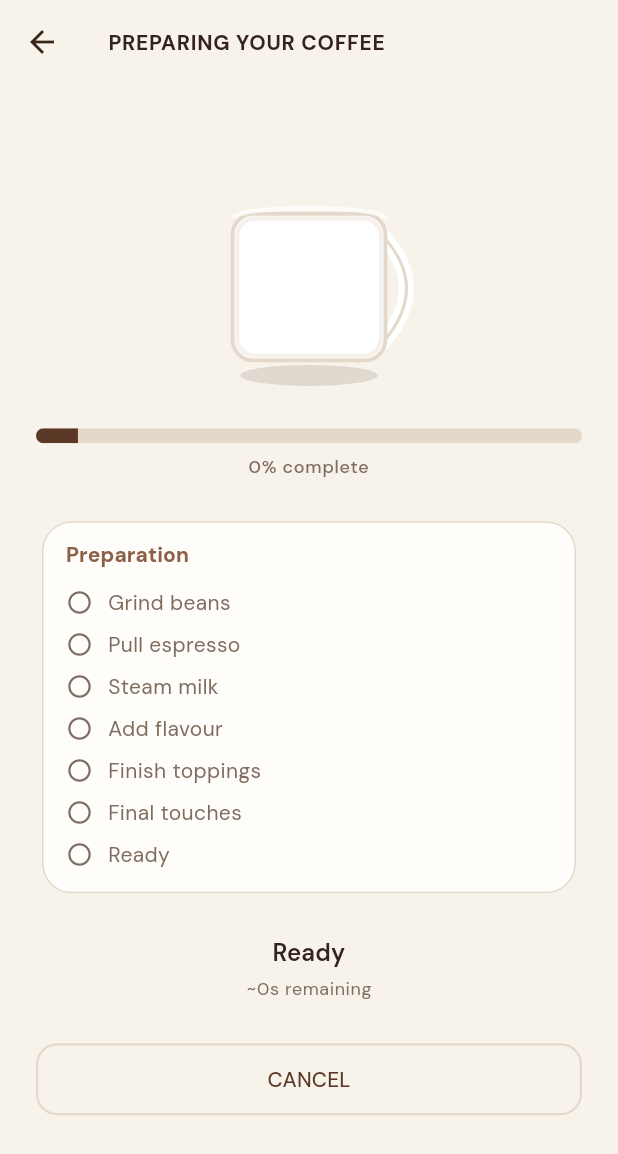
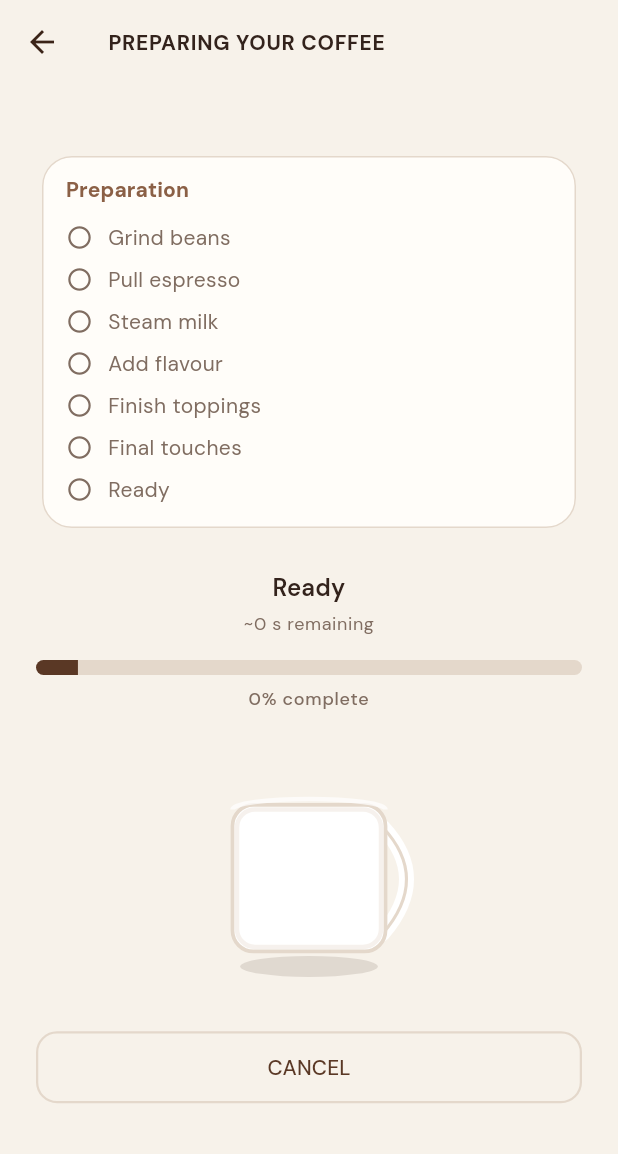
Before and after one commit to atirek-pothiwala/brew-coffee, a Flutter app: the CoffeeMachineScreen screen opened directly with empty values, on a phone screen of 412 x 824 dp. Shown: the top 1154 px of the screen. Run offline on Flutter 3.47's test engine with Material 3 defaults, Android fonts, the phone set to English and light mode, and no system bars; our stand-ins replace equatable, flutter_bloc, go_router, google_fonts, shared_preferences; accounts and stored records are empty.

Commit message:
Move preparation progress status above coffee mug

```diff
--- a/lib/features/coffee_machine/coffee_machine_screen.dart
+++ b/lib/features/coffee_machine/coffee_machine_screen.dart
@@ -43,21 +43,7 @@ class _CoffeeMachineScreenState extends State<CoffeeMachineScreen> {
                   cupVisual: state.cupVisual,
                   progress: state.progress,
                   phase: state.phase,
-                ),
-                const SizedBox(height: 24),
-                Text(
-                  state.phase.operationLabel,
-                  style: Theme.of(context).textTheme.titleMedium?.copyWith(
-                        fontWeight: FontWeight.w600,
-                      ),
-                  textAlign: TextAlign.center,
-                ),
-                const SizedBox(height: 4),
-                Text(
-                  '~${state.estimatedSecondsRemaining}s remaining',
-                  style: Theme.of(context).textTheme.bodySmall?.copyWith(
-                        color: AppColors.secondaryText,
-                      ),
+                  estimatedSecondsRemaining: state.estimatedSecondsRemaining,
                 ),
                 const SizedBox(height: 28),
                 if (state.phase == CoffeeMachinePhase.completed)
--- a/lib/features/coffee_machine/widgets/brew_preparation_view.dart
+++ b/lib/features/coffee_machine/widgets/brew_preparation_view.dart
@@ -13,12 +13,14 @@ class BrewPreparationView extends StatelessWidget {
     required this.cupVisual,
     required this.progress,
     required this.phase,
+    required this.estimatedSecondsRemaining,
   });
 
   final CoffeeCustomization? customization;
   final CupVisualState cupVisual;
   final double progress;
   final CoffeeMachinePhase phase;
+  final int estimatedSecondsRemaining;
 
   static const _steps = [
     CoffeeMachinePhase.grindingBeans,
@@ -37,9 +39,25 @@ class BrewPreparationView extends StatelessWidget {
       crossAxisAlignment: CrossAxisAlignment.stretch,
       children: [
         if (c != null) _DrinkSummaryCard(customization: c),
-        const SizedBox(height: 28),
-        Center(child: CoffeeCupView(visual: cupVisual, size: 150)),
         const SizedBox(height: 20),
+        _PhaseTimeline(current: phase),
+        const SizedBox(height: 24),
+        Text(
+          phase.operationLabel,
+          style: Theme.of(context).textTheme.titleMedium?.copyWith(
+                fontWeight: FontWeight.w600,
+              ),
+          textAlign: TextAlign.center,
+        ),
+        const SizedBox(height: 4),
+        Text(
+          '~$estimatedSecondsRemaining s remaining',
+          style: Theme.of(context).textTheme.bodySmall?.copyWith(
+                color: AppColors.secondaryText,
+              ),
+          textAlign: TextAlign.center,
+        ),
+        const SizedBox(height: 16),
         ClipRRect(
           borderRadius: BorderRadius.circular(6),
           child: LinearProgressIndicator(
@@ -57,8 +75,8 @@ class BrewPreparationView extends StatelessWidget {
                 color: AppColors.secondaryText,
               ),
         ),
-        const SizedBox(height: 24),
-        _PhaseTimeline(current: phase),
+        const SizedBox(height: 28),
+        Center(child: CoffeeCupView(visual: cupVisual, size: 150)),
       ],
     );
   }
```
